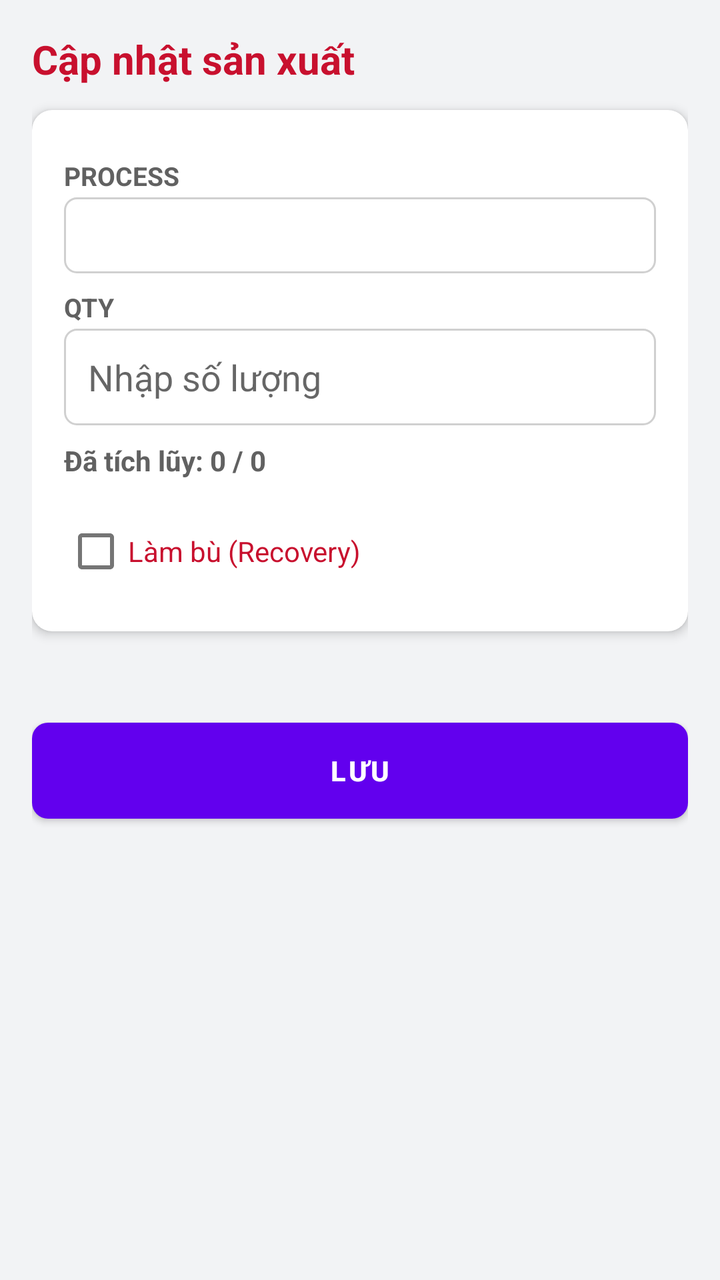
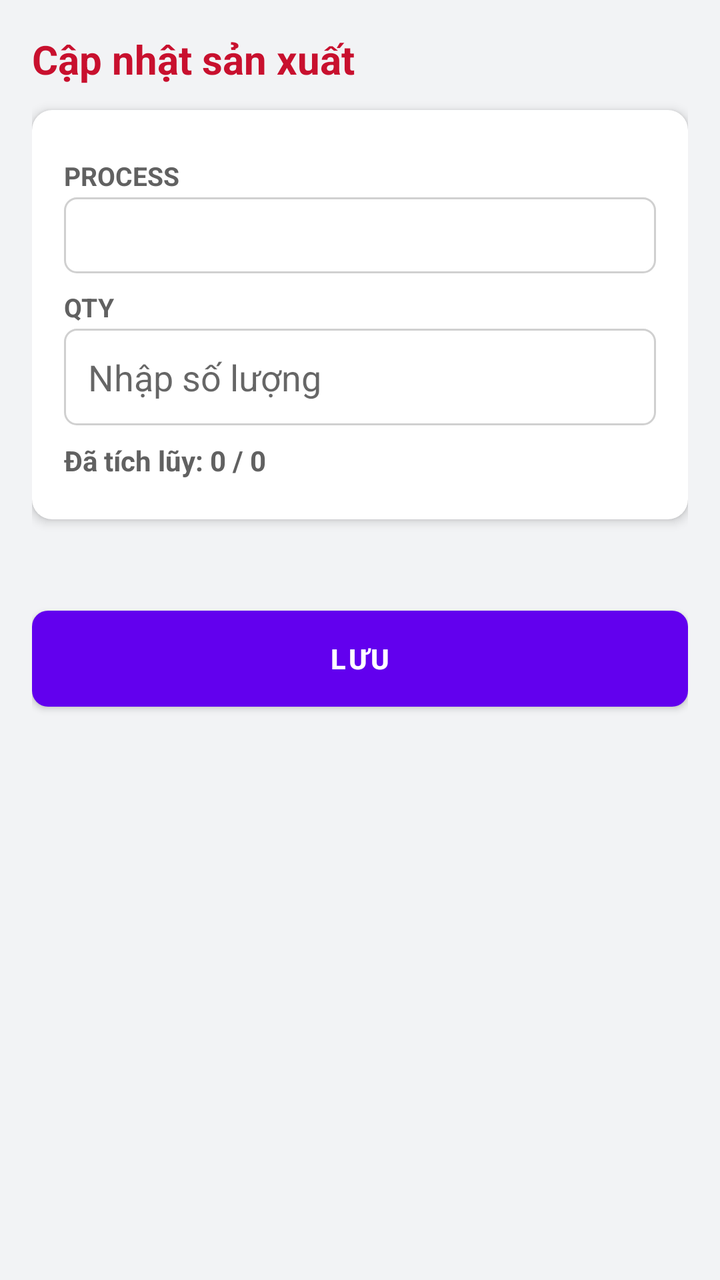

Before-and-after screenshots of an Android layout around one commit, followed by the original layout XML and the change that was made.
<!-- AndroidManifest.xml: application theme Theme.Nbcfm -->
<!-- res/layout/activity_update_production.xml -->
<?xml version="1.0" encoding="utf-8"?>
<ScrollView xmlns:android="http://schemas.android.com/apk/res/android"
    xmlns:app="http://schemas.android.com/apk/res-auto"
    android:layout_width="match_parent"
    android:layout_height="match_parent"
    android:background="@color/bg"
    android:fillViewport="true">

    <LinearLayout
        android:layout_width="match_parent"
        android:layout_height="wrap_content"
        android:orientation="vertical"
        android:padding="16dp">

        <TextView
            android:id="@+id/tvTitle"
            android:layout_width="match_parent"
            android:layout_height="wrap_content"
            android:text="Cập nhật sản xuất"
            android:textColor="@color/nb_red"
            android:textSize="20sp"
            android:textStyle="bold"
            android:paddingBottom="12dp" />

        <androidx.cardview.widget.CardView
            android:layout_width="match_parent"
            android:layout_height="wrap_content"
            app:cardCornerRadius="10dp"
            app:cardElevation="3dp">

            <LinearLayout
                android:layout_width="match_parent"
                android:layout_height="wrap_content"
                android:orientation="vertical"
                android:padding="16dp">

                <TextView style="@style/FieldLabel" android:text="PROCESS" />
                <Spinner
                    android:id="@+id/spinnerProcess"
                    style="@style/FieldSpinner" />

                <TextView style="@style/FieldLabel" android:text="QTY" />
                <EditText
                    android:id="@+id/etQty"
                    android:layout_width="match_parent"
                    android:layout_height="wrap_content"
                    android:inputType="number"
                    android:hint="Nhập số lượng"
                    android:padding="12dp"
                    android:background="@drawable/edit_bg" />

                <TextView
                    android:id="@+id/tvProgress"
                    android:layout_width="match_parent"
                    android:layout_height="wrap_content"
                    android:text="Đã tích lũy: 0 / 0"
                    android:textColor="@color/textSecondary"
                    android:textSize="14sp"
                    android:textStyle="bold"
                    android:layout_marginTop="8dp"
                    android:layout_marginBottom="4dp" />

                <CheckBox
                    android:id="@+id/cbMakeup"
                    android:layout_width="match_parent"
                    android:layout_height="wrap_content"
                    android:text="Làm bù (Recovery)"
                    android:textSize="14sp"
                    android:textColor="@color/nb_red"
                    android:layout_marginTop="8dp" />

            </LinearLayout>
        </androidx.cardview.widget.CardView>

        <TextView
            android:id="@+id/tvStatus"
            android:layout_width="match_parent"
            android:layout_height="wrap_content"
            android:textColor="@color/textSecondary"
            android:textSize="13sp"
            android:paddingTop="10dp"
            android:paddingBottom="6dp" />

        <ProgressBar
            android:id="@+id/progressBar"
            style="?android:attr/progressBarStyleSmall"
            android:layout_width="wrap_content"
            android:layout_height="wrap_content"
            android:layout_gravity="center"
            android:visibility="gone" />

        <Button
            android:id="@+id/btnSave"
            android:layout_width="match_parent"
            android:layout_height="wrap_content"
            android:text="LƯU"
            android:textColor="#FFFFFF"
            android:textStyle="bold"
            android:layout_marginTop="12dp"
            android:background="@drawable/btn_red" />

    </LinearLayout>
</ScrollView>
<!-- resources referenced by this layout -->
<resources>
  <color name="bg">#F2F3F5</color>
  <color name="nb_red">#C8102E</color>
  <color name="textSecondary">#616161</color>
  <!-- drawable btn_red (drawable) -->
  <?xml version="1.0" encoding="utf-8"?>
  <shape xmlns:android="http://schemas.android.com/apk/res/android"
      android:shape="rectangle">
      <solid android:color="@color/nb_red" />
      <corners android:radius="8dp" />
      <padding android:top="12dp" android:bottom="12dp" />
  </shape>
  <!-- drawable edit_bg (drawable) -->
  <?xml version="1.0" encoding="utf-8"?>
  <shape xmlns:android="http://schemas.android.com/apk/res/android"
      android:shape="rectangle">
      <solid android:color="@color/white" />
      <corners android:radius="6dp" />
      <stroke android:width="1dp" android:color="#D0D0D0" />
  </shape>
  <style name="FieldLabel">
          <item name="android:layout_width">match_parent</item>
          <item name="android:layout_height">wrap_content</item>
          <item name="android:textColor">@color/textSecondary</item>
          <item name="android:textStyle">bold</item>
          <item name="android:textSize">13sp</item>
          <item name="android:paddingTop">8dp</item>
          <item name="android:paddingBottom">2dp</item>
      </style>
  <style name="FieldSpinner">
          <item name="android:layout_width">match_parent</item>
          <item name="android:layout_height">wrap_content</item>
          <item name="android:background">@drawable/edit_bg</item>
          <item name="android:minHeight">38dp</item>
      </style>
  <style name="Theme.Nbcfm" parent="Theme.MaterialComponents.DayNight.DarkActionBar">
          
          <item name="colorPrimary">@color/purple_500</item>
          <item name="colorPrimaryVariant">@color/purple_700</item>
          <item name="colorOnPrimary">@color/white</item>
          
          <item name="colorSecondary">@color/teal_200</item>
          <item name="colorSecondaryVariant">@color/teal_700</item>
          <item name="colorOnSecondary">@color/black</item>
          
          <item name="android:statusBarColor" tools:targetApi="l">?attr/colorPrimaryVariant</item>
          
      </style>
  <color name="white">#FFFFFF</color>
  <color name="purple_500">#FF6200EE</color>
  <color name="purple_700">#FF3700B3</color>
  <color name="teal_200">#FF03DAC5</color>
  <color name="teal_700">#FF018786</color>
  <color name="black">#FF000000</color>
</resources>

<!-- the commit's change to res/layout/activity_update_production.xml (unified diff, before → after) -->
@@ -67,7 +67,8 @@
                     android:text="Làm bù (Recovery)"
                     android:textSize="14sp"
                     android:textColor="@color/nb_red"
-                    android:layout_marginTop="8dp" />
+                    android:layout_marginTop="8dp"
+                    android:visibility="gone" />
 
             </LinearLayout>
         </androidx.cardview.widget.CardView>
